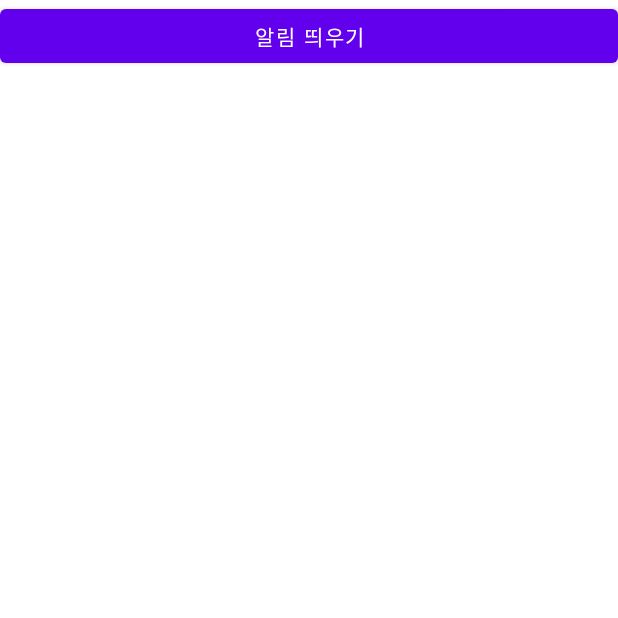
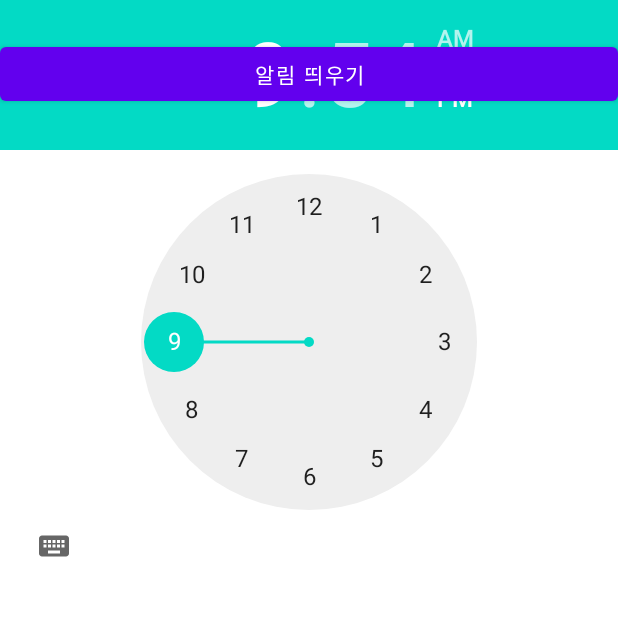
Before and after one commit to ryulkim/My_Maeju, an Android app: the screen it shows after launch (MainActivity), on a phone screen of 412 x 824 dp, the top half of it. Run offline under Robolectric (Android 15) with nearby library versions, the phone set to English and light mode, and no system bars.

```diff
--- a/app/src/main/java/com/example/myapplication_maeju/MainActivity.java
+++ b/app/src/main/java/com/example/myapplication_maeju/MainActivity.java
@@ -11,13 +11,22 @@ import android.os.Build;
 import android.os.Bundle;
 import android.view.View;
 import android.widget.Button;
+import android.widget.TextView;
 
 import androidx.appcompat.app.AppCompatActivity;
 import androidx.core.app.NotificationCompat;
 import androidx.core.app.NotificationManagerCompat;
 
+import java.text.SimpleDateFormat;
+import java.util.Date;
+
 
 public class MainActivity extends AppCompatActivity {
+    long mNow;
+    Date mDate;
+    SimpleDateFormat mFormat=new SimpleDateFormat("yyyy-MM-dd hh:mm:ss");
+    TextView text;
+
     Button bt;
     NotificationManager manager;
     NotificationCompat.Builder builder;
@@ -27,6 +36,13 @@ public class MainActivity extends AppCompatActivity {
     protected void onCreate(Bundle savedInstanceState) {
         super.onCreate(savedInstanceState);
         setContentView(R.layout.activity_main);
+
+        //system time
+        text=findViewById(R.id.t1);
+        text.setText(getTime());
+
+        //notice
+        //setContentView(R.layout.activity_main);
         bt = findViewById(R.id.bt);
         bt.setOnClickListener(new View.OnClickListener() {
             @Override
@@ -34,6 +50,12 @@ public class MainActivity extends AppCompatActivity {
                 showNoti();
             }
         });
+    }
+
+    private String getTime(){
+        mNow = System.currentTimeMillis();
+        mDate = new Date(mNow);
+        return mFormat.format(mDate);
     }
     public void showNoti(){
         builder = null;
@@ -58,5 +80,4 @@ public class MainActivity extends AppCompatActivity {
         // 알림창 실행
         manager.notify(1,notification);
     }
-
 }
--- a/app/src/main/res/layout/activity_main.xml
+++ b/app/src/main/res/layout/activity_main.xml
@@ -6,12 +6,25 @@
     android:layout_height="match_parent"
     tools:context=".MainActivity">
 
+    <TextView
+        android:id="@+id/t1"
+        android:layout_width="fill_parent"
+        android:layout_height="wrap_content"
+        android:text="TextView" />
+
+    <TimePicker
+        android:layout_width="match_parent"
+        android:layout_height="wrap_content" />
 
     <Button
         android:id="@+id/bt"
         android:layout_width="fill_parent"
         android:layout_height="wrap_content"
+        android:layout_alignBottom="@+id/t1"
+        android:layout_marginTop="25dp"
         android:text="알림 띄우기"
         tools:layout_editor_absoluteX="132dp"
         tools:layout_editor_absoluteY="114dp" />
+
+
 </androidx.coordinatorlayout.widget.CoordinatorLayout>
--- a/build.gradle
+++ b/build.gradle
@@ -5,7 +5,7 @@ buildscript {
         mavenCentral()
     }
     dependencies {
-        classpath "com.android.tools.build:gradle:7.0.0-rc01"
+        classpath 'com.android.tools.build:gradle:7.0.0'
         // NOTE: Do not place your application dependencies here; they belong
         // in the individual module build.gradle files
     }
```
